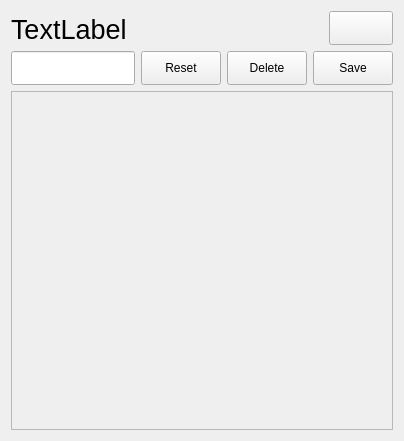
Before: the Qt Designer form src/editcollectionpage.ui in timsee/Corluma, drawn with Qt 5.
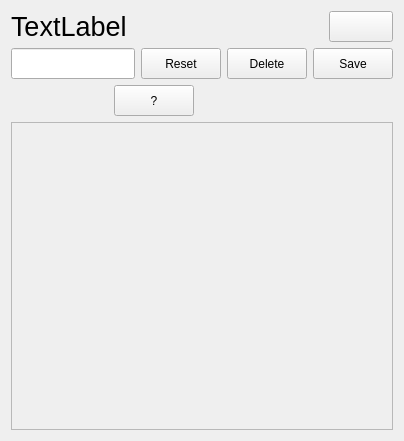
After: the same form once the commit is applied. Icons and pictures are not drawn. Custom widgets are drawn as their Qt base class.

What changed in the file:
```diff
--- a/src/editcollectionpage.ui
+++ b/src/editcollectionpage.ui
@@ -13,7 +13,7 @@
   <property name="windowTitle">
    <string>Form</string>
   </property>
-  <layout class="QVBoxLayout" name="verticalLayout" stretch="1,1,10">
+  <layout class="QVBoxLayout" name="verticalLayout" stretch="1,1,1,10">
    <item>
     <layout class="QHBoxLayout" name="horizontalLayout_2" stretch="10,2">
      <property name="spacing">
@@ -57,7 +57,7 @@
     </layout>
    </item>
    <item>
-    <layout class="QHBoxLayout" name="horizontalLayout" stretch="20,2,0,2">
+    <layout class="QHBoxLayout" name="horizontalLayout" stretch="20,0,0,2">
      <item>
       <widget class="QLineEdit" name="nameEdit">
        <property name="sizePolicy">
@@ -109,6 +109,43 @@
      </item>
     </layout>
    </item>
+   <item>
+    <layout class="QHBoxLayout" name="roomLayout" stretch="5,3,10">
+     <item>
+      <widget class="CorlumaCheckBox" name="roomCheckBox" native="true">
+       <property name="sizePolicy">
+        <sizepolicy hsizetype="Expanding" vsizetype="Expanding">
+         <horstretch>0</horstretch>
+         <verstretch>0</verstretch>
+        </sizepolicy>
+       </property>
+      </widget>
+     </item>
+     <item>
+      <widget class="QPushButton" name="helpRoomButton">
+       <property name="sizePolicy">
+        <sizepolicy hsizetype="Expanding" vsizetype="Expanding">
+         <horstretch>0</horstretch>
+         <verstretch>0</verstretch>
+        </sizepolicy>
+       </property>
+       <property name="text">
+        <string>?</string>
+       </property>
+      </widget>
+     </item>
+     <item>
+      <widget class="QWidget" name="roomSpacer" native="true">
+       <property name="sizePolicy">
+        <sizepolicy hsizetype="Expanding" vsizetype="Expanding">
+         <horstretch>0</horstretch>
+         <verstretch>0</verstretch>
+        </sizepolicy>
+       </property>
+      </widget>
+     </item>
+    </layout>
+   </item>
    <item>
     <widget class="QScrollArea" name="deviceList">
      <property name="widgetResizable">
@@ -120,7 +157,7 @@
         <x>0</x>
         <y>0</y>
         <width>384</width>
-        <height>340</height>
+        <height>306</height>
        </rect>
       </property>
      </widget>
@@ -128,6 +165,14 @@
    </item>
   </layout>
  </widget>
+ <customwidgets>
+  <customwidget>
+   <class>CorlumaCheckBox</class>
+   <extends>QWidget</extends>
+   <header location="global">corlumacheckbox.h</header>
+   <container>1</container>
+  </customwidget>
+ </customwidgets>
  <resources>
   <include location="resources.qrc"/>
  </resources>
```
